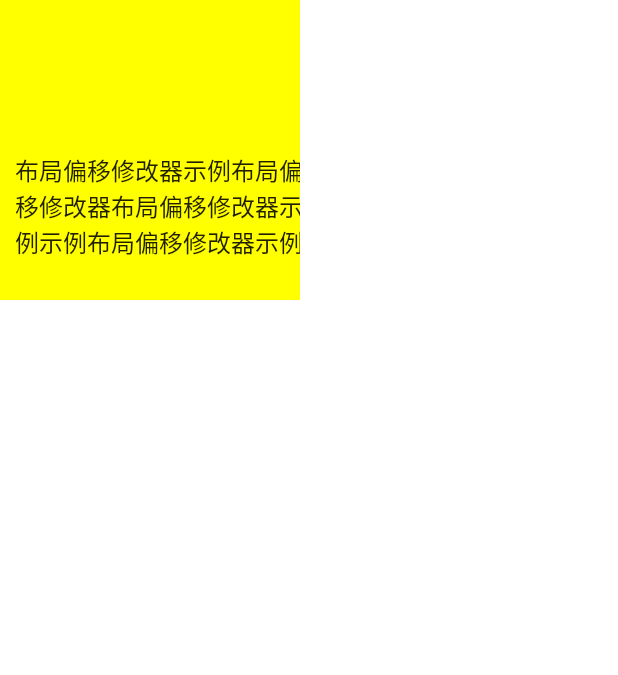
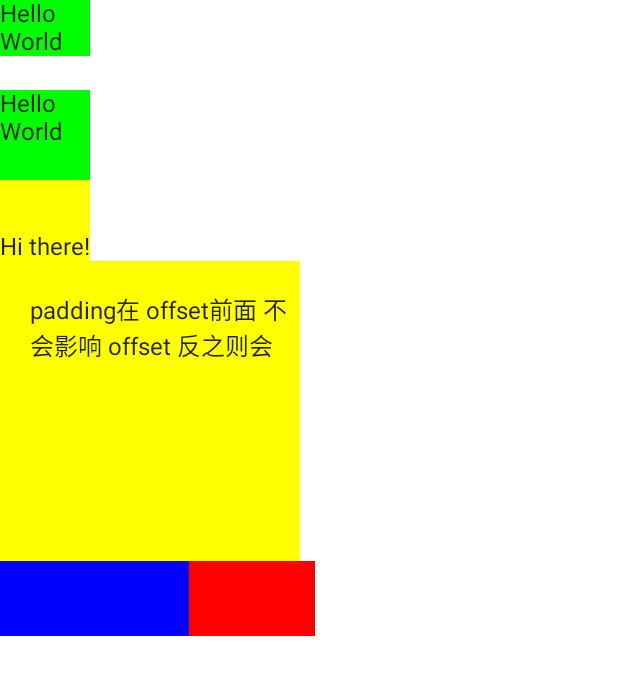
Before and after one commit to thatCbin/ComposeUi, an Android app built with Jetpack Compose: the LayoutActivity screen opened directly, with no data from a screen before it, on a phone screen of 412 x 824 dp. Shown: the top 675 px of the screen. Run offline under Robolectric (Android 15) with nearby library versions, the phone set to English and light mode, and no system bars.

Commit message:
2021/4/8 开发环境更新

```diff
--- a/app/build.gradle
+++ b/app/build.gradle
@@ -23,6 +23,7 @@ android {
             proguardFiles getDefaultProguardFile('proguard-android-optimize.txt'), 'proguard-rules.pro'
         }
     }
+
     compileOptions {
         sourceCompatibility JavaVersion.VERSION_1_8
         targetCompatibility JavaVersion.VERSION_1_8
--- a/app/src/main/java/com/cbin/compseui/layout/LayoutActivity.kt
+++ b/app/src/main/java/com/cbin/compseui/layout/LayoutActivity.kt
@@ -205,12 +205,15 @@ class LayoutActivity : ComponentActivity() {
     @Preview(showBackground = true, showSystemUi = true)
     @Composable
     fun ui3() {
-        //MatchParentSizeComposable()
-        //如果使用 fillMaxSize 代替 matchParentSize，Spacer 将占用父项允许的所有可用空间，反过来使父项展开并填满所有可用空间
-        //MatchParentSizeComposable2()
-        //TextWithPaddingFromBaseline()
+        Column() {
 
-        OffsetComposable()
+            MatchParentSizeComposable()
+            MatchParentSizeComposable2()
+            TextWithPaddingFromBaseline()
+            OffsetComposable()
+            FlexibleComposable()
+        }
+
     }
 
     /**
@@ -282,14 +285,40 @@ class LayoutActivity : ComponentActivity() {
                     .size(width = 200.dp, height = 200.dp),
             ) {
                 Text(
-                    "布局偏移修改器示例布局偏移修改器布局偏移修改器示例示例布局偏移修改器示例",
-                    Modifier.offset(x = 10.dp, y = 100.dp)
-                        .paddingFromBaseline(top = 20.dp, bottom = 20.dp)
+                    "padding在 offset前面 不会影响 offset 反之则会",
+                    Modifier
+                        .padding(start = 10.dp, top = 10.dp, end = 10.dp, bottom = 10.dp)
+
+                        .offset(x = 10.dp, y = 10.dp)
+
                 )
             }
         }
 
     }
+
+
+    /**
+     * Row 和 Column 中的 weight 修饰符
+     */
+    @Composable
+    fun FlexibleComposable() {
+        Row(Modifier.width(210.dp)) {
+            Box(
+                Modifier
+                    .weight(3f)
+                    .height(50.dp)
+                    .background(Color.Blue)
+            )
+            Box(
+                Modifier
+                    .weight(2f)
+                    .height(50.dp)
+                    .background(Color.Red)
+            )
+        }
+    }
+
 
     companion object {
         fun start(context: Context) {
--- a/build.gradle
+++ b/build.gradle
@@ -2,15 +2,15 @@
 apply from: "config.gradle"
 
 buildscript {
-    ext.kotlin_version = "1.4.30"
-    ext.compose_version = '1.0.0-beta01'
+    ext.kotlin_version = "1.4.32"
+    ext.compose_version = '1.0.0-beta03'
 
     repositories {
         google()
         mavenCentral()
     }
     dependencies {
-        classpath 'com.android.tools.build:gradle:7.0.0-alpha13'
+        classpath 'com.android.tools.build:gradle:7.0.0-alpha14'
         classpath "org.jetbrains.kotlin:kotlin-gradle-plugin:$kotlin_version"
 
 
```
